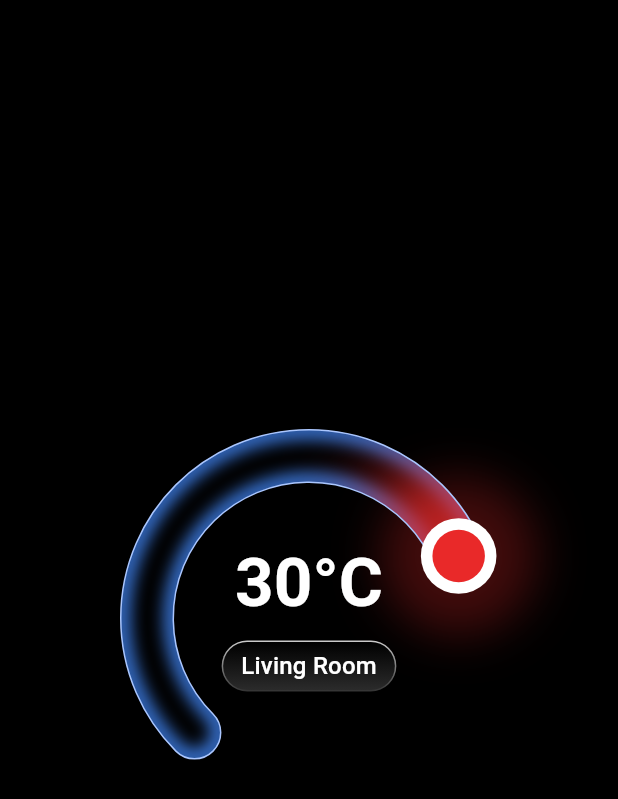
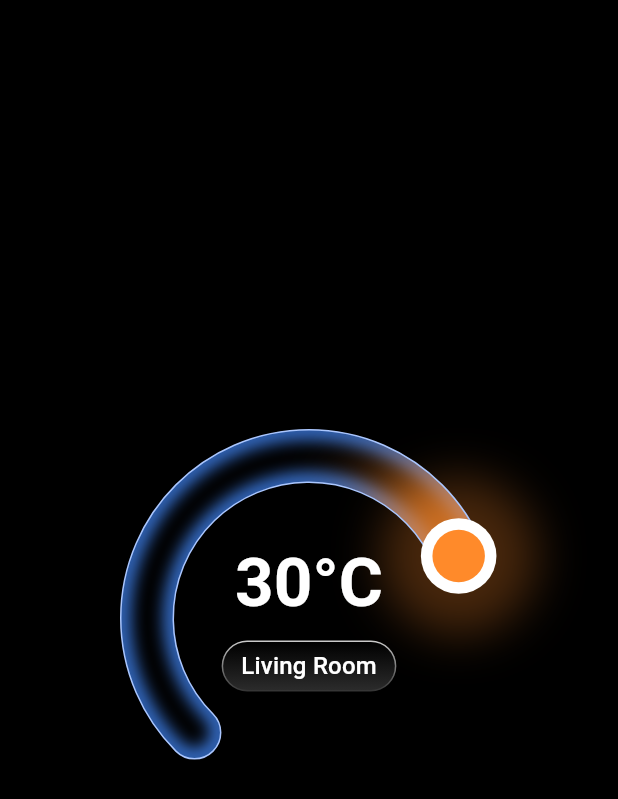
Before and after one commit to ebjorklund01/rainbow_glow_dial, a Flutter app: the screen it shows after launch, on a phone screen of 412 x 824 dp. Shown: the top 799 px of the screen. Run offline on Flutter 3.47's test engine with Material 3 defaults, Android fonts, the phone set to English and light mode, and no system bars; missing offline and left inert: widgetbook, widgetbook_annotation.

Commit message:
adds colors

```diff
--- a/lib/src/rainbow_glow_dial.dart
+++ b/lib/src/rainbow_glow_dial.dart
@@ -344,7 +344,13 @@ class _RainbowGlowTubePainter extends CustomPainter {
   static const double _rimStrokeWidth = 1;
   static const _innerGlowColor = Color(0xFF3E7FE9);
   static const _rimColor = Color(0xFFAAC6FE);
-  static const _thumbColor = Color(0xFFE92929);
+  static const _thumbPalette = <Color>[
+    Color(0xFF3E7FE9),
+    Color(0xFF2ECC71),
+    Color(0xFFFFD84D),
+    Color(0xFFFF8A2A),
+    Color(0xFFE92929),
+  ];
 
   final double progress;
 
@@ -417,7 +423,17 @@ class _RainbowGlowTubePainter extends CustomPainter {
     );
   }
 
-  Color _colorForProgress(double progress) => _thumbColor;
+  Color _colorForProgress(double progress) {
+    final clampedProgress = progress.clamp(0.0, 1.0);
+    final scaledProgress = clampedProgress * (_thumbPalette.length - 1);
+    final lowerIndex = scaledProgress.floor();
+    final upperIndex = math.min(lowerIndex + 1, _thumbPalette.length - 1);
+    final localProgress = scaledProgress - lowerIndex;
+    final lowerColor = _thumbPalette[lowerIndex];
+    final upperColor = _thumbPalette[upperIndex];
+
+    return Color.lerp(lowerColor, upperColor, localProgress) ?? upperColor;
+  }
 
   void _paintOuterThumbGlow(
     Canvas canvas,
```
